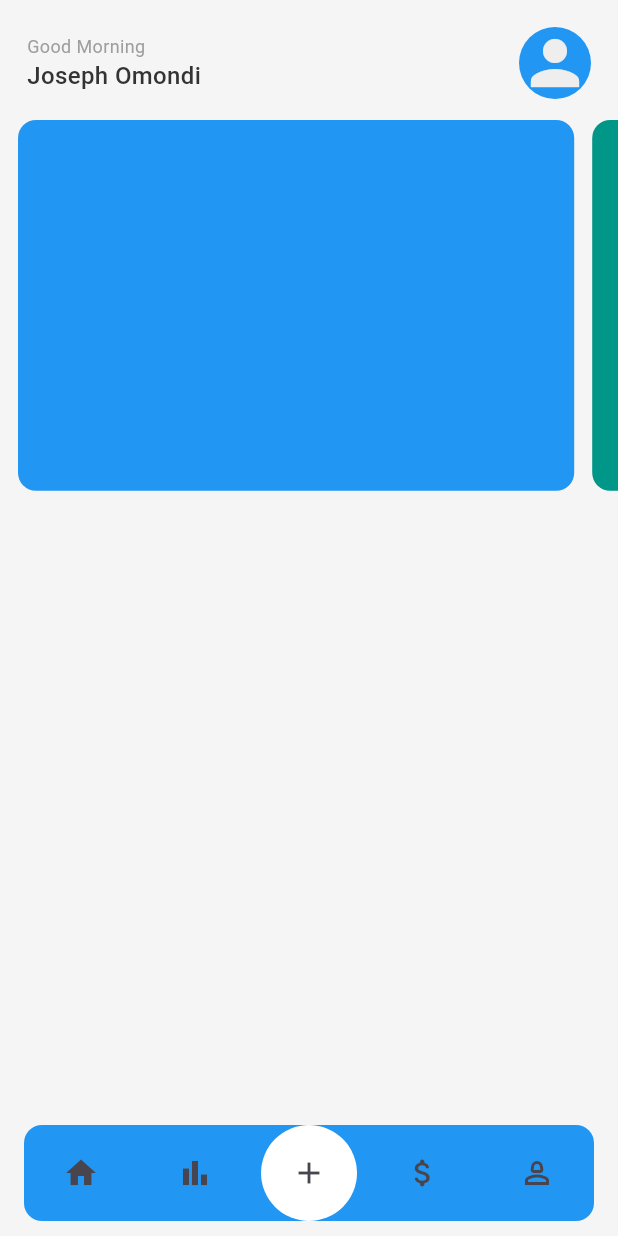
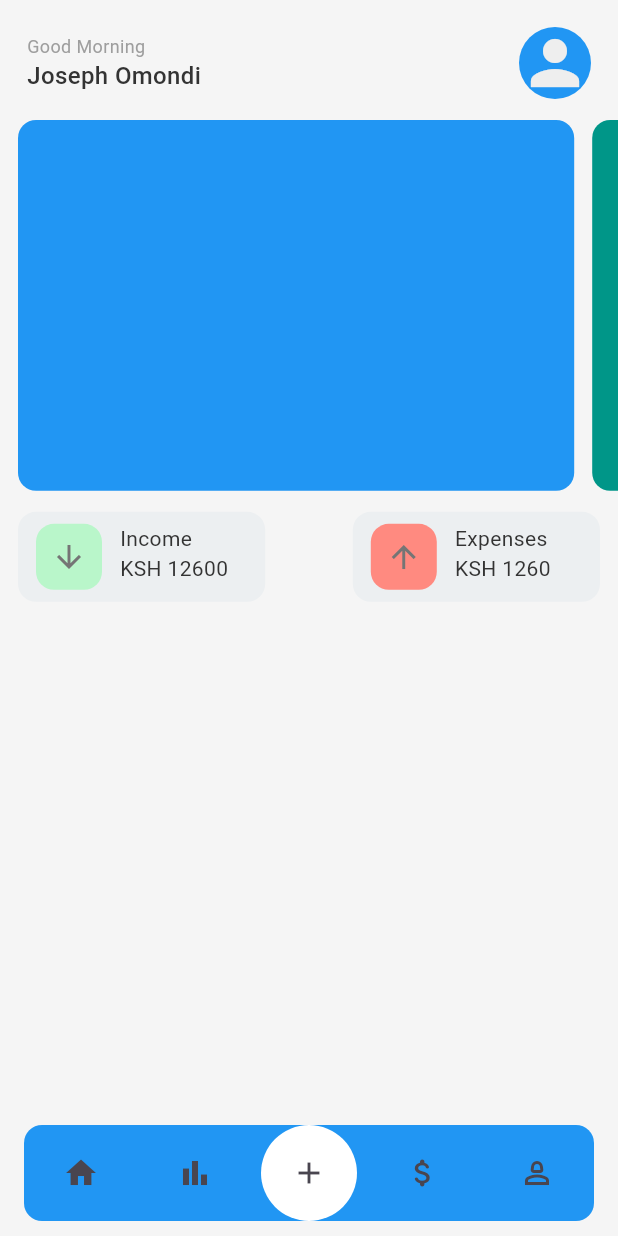
Before and after one commit to Mikiejoe/myapp, a Flutter app: the screen it shows after launch, on a phone screen of 412 x 824 dp. Run offline on Flutter 3.47's test engine with Material 3 defaults, Android fonts, the light colour scheme and no system bars; our stand-ins replace flutter_native_splash.

Commit message:
add finance card

```diff
--- a/lib/features/home/screens/home_screen.dart
+++ b/lib/features/home/screens/home_screen.dart
@@ -1,4 +1,5 @@
 import 'package:flutter/material.dart';
+import 'package:myapp/features/home/widgets/finance_card.dart';
 
 class HomeScreen extends StatelessWidget {
   const HomeScreen({super.key});
@@ -13,7 +14,8 @@ class HomeScreen extends StatelessWidget {
           delegate: SliverChildListDelegate(
             [
               Container(
-                margin: const EdgeInsets.only(right:18.0,left:18.0,top: 18.0),
+                margin:
+                    const EdgeInsets.only(right: 18.0, left: 18.0, top: 18.0),
                 child: Column(
                   children: [
                     Row(
@@ -54,23 +56,54 @@ class HomeScreen extends StatelessWidget {
               SizedBox(
                 height: size.height * 0.3,
                 width: double.infinity,
-                child: Row(children: [
-                  Expanded(
-                    child: ListView.builder(
+                child: Row(
+                  children: [
+                    Expanded(
+                      child: ListView.separated(
                         scrollDirection: Axis.horizontal,
+                        padding: const EdgeInsets.only(right: 12, left: 12),
                         itemCount: 5,
                         itemBuilder: (context, index) => Container(
-                            width: size.width*0.9,
-                            margin: const EdgeInsets.only(left:12),
-                            height: double.infinity,
-                            decoration: BoxDecoration(
-                              color: index % 2 == 0
-                                  ? Colors.blue
-                                  : Colors.teal,
-                              borderRadius: BorderRadius.circular(12),
-                            ))),
-                  )
-                ]),
+                          width: size.width * 0.9,
+                          height: double.infinity,
+                          decoration: BoxDecoration(
+                            color: index % 2 == 0 ? Colors.blue : Colors.teal,
+                            borderRadius: BorderRadius.circular(12),
+                          ),
+                        ),
+                        separatorBuilder: (BuildContext context, int index) {
+                          return const SizedBox(
+                            width: 12,
+                          );
+                        },
+                      ),
+                    ),
+                  ],
+                ),
+              ),
+              const SizedBox(
+                height: 14,
+              ),
+            Container(
+
+                padding: const EdgeInsets.symmetric(horizontal: 12.0),
+                child: Row(
+                  mainAxisAlignment: MainAxisAlignment.spaceBetween,
+                  children: [
+                    FinanceCard(
+                      color: Colors.greenAccent.shade100,
+                      title: "Income",
+                      amount: "12600",
+                      icon: Icons.arrow_downward_outlined,
+                    ),
+                    FinanceCard(
+                      color: Colors.redAccent.shade100,
+                      title: "Expenses",
+                      amount: "1260",
+                      icon: Icons.arrow_upward_outlined,
+                    )
+                  ],
+                ),
               )
             ],
           ),
--- /dev/null
+++ b/lib/features/home/widgets/finance_card.dart
@@ -0,0 +1,47 @@
+import 'package:flutter/material.dart';
+
+class FinanceCard extends StatelessWidget {
+  final Color color;
+  final String title;
+  final String amount;
+  final IconData icon;
+  const FinanceCard({super.key, required this.color, required this.title, required this.amount, required this.icon});
+
+  @override
+  Widget build(BuildContext context) {
+    Size size = MediaQuery.of(context).size;
+    return Container(
+      width: size.width * 0.4,
+      decoration: BoxDecoration(
+        color: Colors.blueGrey.shade50,
+        borderRadius: BorderRadius.circular(12),
+      ),
+      padding: const EdgeInsets.symmetric(horizontal: 12, vertical: 8),
+      child: Row(
+        crossAxisAlignment: CrossAxisAlignment.start,
+        children: [
+          Container(
+            decoration: BoxDecoration(
+                color: color,
+                borderRadius: BorderRadius.circular(12)),
+            padding: const EdgeInsets.all(10),
+            child: Icon(
+              icon,
+              color: Colors.grey.shade600,
+            ),
+          ),
+          const SizedBox(
+            width: 12,
+          ),
+          Column(
+            crossAxisAlignment: CrossAxisAlignment.start,
+            children: [
+              Text(title),
+              Text("KSH $amount"),
+            ],
+          ),
+        ],
+      ),
+    );
+  }
+}
```
